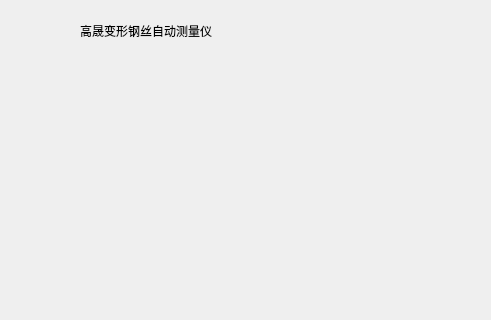
This is res/validui.ui in onlytjt/SteelWaveMeasurement as Qt 5 draws it before an edit; both pictures show x 400 to 891 and y 0 to 320 of the 1307 by 671 pixel window. The edited form follows.
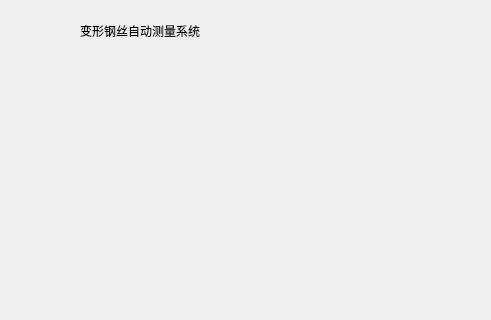
This is the edited form.

The edit to the form file:
```diff
--- a/res/validui.ui
+++ b/res/validui.ui
@@ -30,7 +30,7 @@
      </sizepolicy>
     </property>
     <property name="text">
-     <string>高晟变形钢丝自动测量仪</string>
+     <string>变形钢丝自动测量系统</string>
     </property>
    </widget>
    <widget class="QLabel" name="label_image">
```
